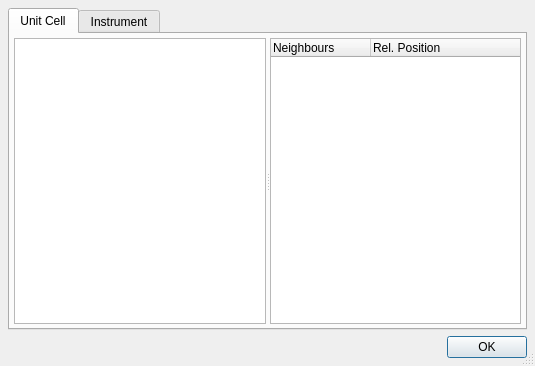
The window that ui/real_params.ui (t-weber/takin) describes before a commit, drawn with Qt 5.
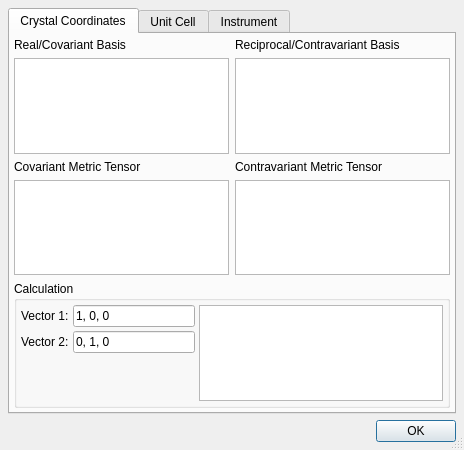
The same window after the commit.

Diff of the .ui file:
```diff
--- a/ui/real_params.ui
+++ b/ui/real_params.ui
@@ -6,8 +6,8 @@
    <rect>
     <x>0</x>
     <y>0</y>
-    <width>535</width>
-    <height>366</height>
+    <width>464</width>
+    <height>450</height>
    </rect>
   </property>
   <property name="windowTitle">
@@ -25,6 +25,146 @@
      <property name="currentIndex">
       <number>0</number>
      </property>
+     <widget class="QWidget" name="tab_3">
+      <attribute name="title">
+       <string>Crystal Coordinates</string>
+      </attribute>
+      <layout class="QGridLayout" name="gridLayout_6">
+       <property name="margin">
+        <number>4</number>
+       </property>
+       <item row="0" column="0">
+        <widget class="QLabel" name="label_3">
+         <property name="text">
+          <string>Real/Covariant Basis</string>
+         </property>
+        </widget>
+       </item>
+       <item row="0" column="1">
+        <widget class="QLabel" name="label_4">
+         <property name="text">
+          <string>Reciprocal/Contravariant Basis</string>
+         </property>
+        </widget>
+       </item>
+       <item row="1" column="0">
+        <widget class="QTextEdit" name="editBaseCov">
+         <property name="readOnly">
+          <bool>true</bool>
+         </property>
+        </widget>
+       </item>
+       <item row="1" column="1">
+        <widget class="QTextEdit" name="editBaseCont">
+         <property name="readOnly">
+          <bool>true</bool>
+         </property>
+        </widget>
+       </item>
+       <item row="2" column="0">
+        <widget class="QLabel" name="label_5">
+         <property name="text">
+          <string>Covariant Metric Tensor</string>
+         </property>
+        </widget>
+       </item>
+       <item row="3" column="0">
+        <widget class="QTextEdit" name="editMetricCov">
+         <property name="readOnly">
+          <bool>true</bool>
+         </property>
+        </widget>
+       </item>
+       <item row="2" column="1">
+        <widget class="QLabel" name="label_6">
+         <property name="text">
+          <string>Contravariant Metric Tensor</string>
+         </property>
+        </widget>
+       </item>
+       <item row="3" column="1">
+        <widget class="QTextEdit" name="editMetricCont">
+         <property name="readOnly">
+          <bool>true</bool>
+         </property>
+        </widget>
+       </item>
+       <item row="4" column="0" colspan="2">
+        <widget class="QGroupBox" name="groupBox">
+         <property name="minimumSize">
+          <size>
+           <width>0</width>
+           <height>0</height>
+          </size>
+         </property>
+         <property name="title">
+          <string>Calculation</string>
+         </property>
+         <layout class="QGridLayout" name="gridLayout_7">
+          <property name="margin">
+           <number>4</number>
+          </property>
+          <property name="spacing">
+           <number>4</number>
+          </property>
+          <item row="0" column="2" rowspan="3">
+           <widget class="QTextEdit" name="editCalc">
+            <property name="sizePolicy">
+             <sizepolicy hsizetype="Expanding" vsizetype="Expanding">
+              <horstretch>2</horstretch>
+              <verstretch>0</verstretch>
+             </sizepolicy>
+            </property>
+            <property name="readOnly">
+             <bool>true</bool>
+            </property>
+           </widget>
+          </item>
+          <item row="0" column="0">
+           <widget class="QLabel" name="label_7">
+            <property name="text">
+             <string>Vector 1:</string>
+            </property>
+           </widget>
+          </item>
+          <item row="0" column="1">
+           <widget class="QLineEdit" name="editVec1">
+            <property name="sizePolicy">
+             <sizepolicy hsizetype="Expanding" vsizetype="Fixed">
+              <horstretch>1</horstretch>
+              <verstretch>0</verstretch>
+             </sizepolicy>
+            </property>
+            <property name="text">
+             <string>1, 0, 0</string>
+            </property>
+           </widget>
+          </item>
+          <item row="1" column="1">
+           <widget class="QLineEdit" name="editVec2">
+            <property name="sizePolicy">
+             <sizepolicy hsizetype="Expanding" vsizetype="Fixed">
+              <horstretch>1</horstretch>
+              <verstretch>0</verstretch>
+             </sizepolicy>
+            </property>
+            <property name="text">
+             <string>0, 1, 0</string>
+            </property>
+           </widget>
+          </item>
+          <item row="1" column="0">
+           <widget class="QLabel" name="label_8">
+            <property name="text">
+             <string>Vector 2:</string>
+            </property>
+           </widget>
+          </item>
+         </layout>
+        </widget>
+       </item>
+      </layout>
+     </widget>
      <widget class="QWidget" name="tab_2">
       <attribute name="title">
        <string>Unit Cell</string>
```
Left out of the diff: 11 changed lines with no effect on the pictures.
